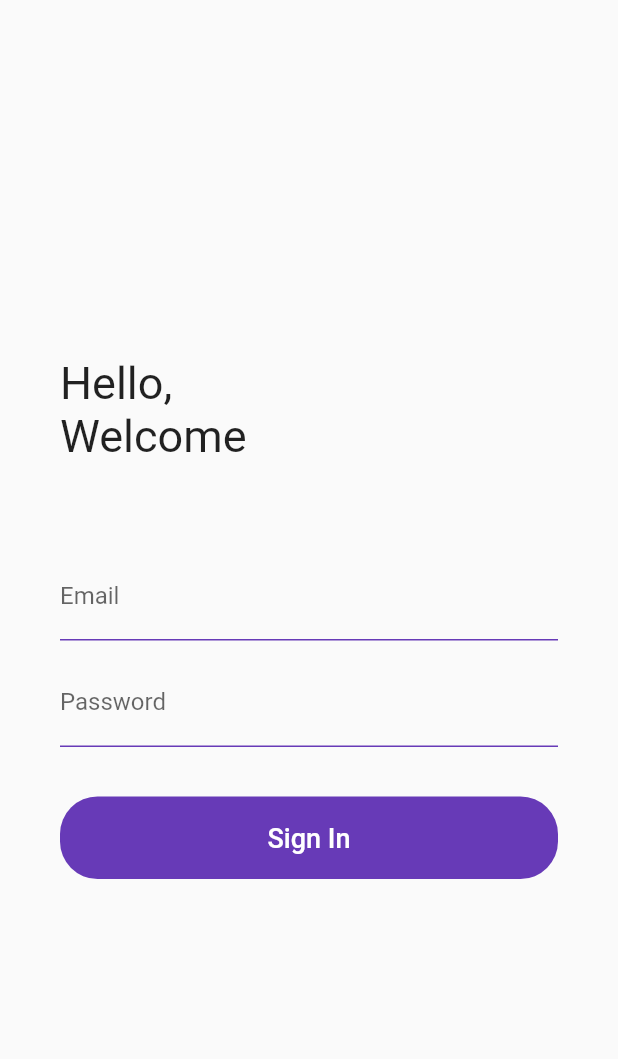
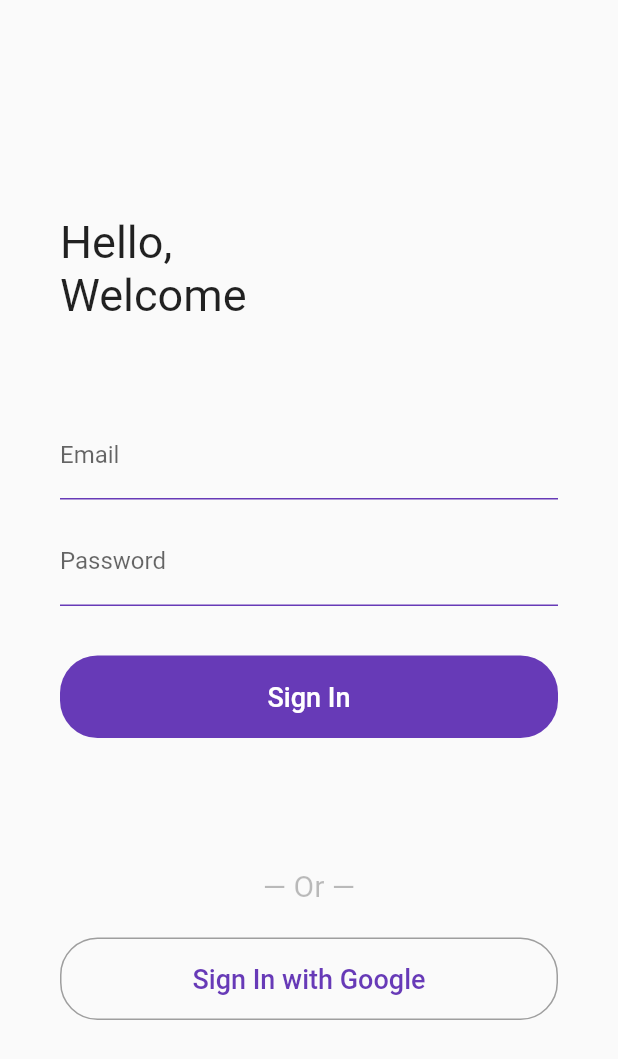
Before and after one commit to dna2121/Consume_20190140082, a Flutter app: the screen it shows after launch, on a phone screen of 412 x 824 dp. Shown: the top 1059 px of the screen. Run offline on Flutter 3.47's test engine with Material 2 defaults, Android fonts, the phone set to English and light mode, and no system bars.

Commit message:
login w google button

```diff
--- a/lib/home.dart
+++ b/lib/home.dart
@@ -8,6 +8,7 @@ class HomePage extends StatelessWidget {
     return SafeArea(
       child: Scaffold(
         body: Container(
+          // color: Colors.red,
           margin: const EdgeInsets.all(40),
           child: Column(
             mainAxisAlignment: MainAxisAlignment.center,
@@ -37,8 +38,7 @@ class HomePage extends StatelessWidget {
                         decoration: const InputDecoration(
                           labelText: "Email",
                           enabledBorder: UnderlineInputBorder(
-                              borderSide:
-                                  BorderSide(color: Colors.deepPurple)),
+                              borderSide: BorderSide(color: Colors.deepPurple)),
                         ),
                       ),
                       const SizedBox(
@@ -48,8 +48,7 @@ class HomePage extends StatelessWidget {
                         decoration: const InputDecoration(
                           labelText: "Password",
                           enabledBorder: UnderlineInputBorder(
-                              borderSide:
-                                  BorderSide(color: Colors.deepPurple)),
+                              borderSide: BorderSide(color: Colors.deepPurple)),
                         ),
                       ),
                       const SizedBox(
@@ -72,14 +71,46 @@ class HomePage extends StatelessWidget {
                           ),
                           child: const Text(
                             "Sign In",
-                            style:
-                                TextStyle(color: Colors.white, fontSize: 18),
+                            style: TextStyle(color: Colors.white, fontSize: 18),
                           ),
                         ),
                       ),
                     ],
                   ),
                 ],
+              ),
+              Container(
+                margin: EdgeInsets.only(top: 87),
+                child: Column(
+                  crossAxisAlignment: CrossAxisAlignment.center,
+                  children: [
+                    const Text(
+                      "— Or —",
+                      style: TextStyle(color: Colors.black26, fontSize: 20),
+                    ),
+                    const SizedBox(height: 23),
+                    Container(
+                      width: double.infinity,
+                      height: 55,
+                      child: TextButton(
+                        onPressed: () {},
+                        style: ButtonStyle(
+                          shape:
+                              MaterialStateProperty.all<RoundedRectangleBorder>(
+                            RoundedRectangleBorder(
+                                borderRadius: BorderRadius.circular(25),
+                                side: BorderSide(color: Colors.grey)),
+                          ),
+                        ),
+                        child: const Text(
+                          "Sign In with Google",
+                          style:
+                              TextStyle(fontSize: 18, color: Colors.deepPurple),
+                        ),
+                      ),
+                    ),
+                  ],
+                ),
               ),
             ],
           ),
```
